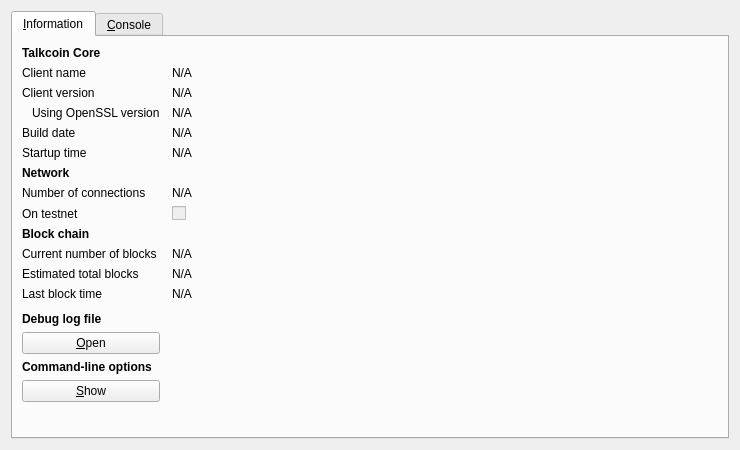
First picture: the form in src/qt/forms/rpcconsole.ui, repository talkcoin/talkcoin-wallet, before the edit.
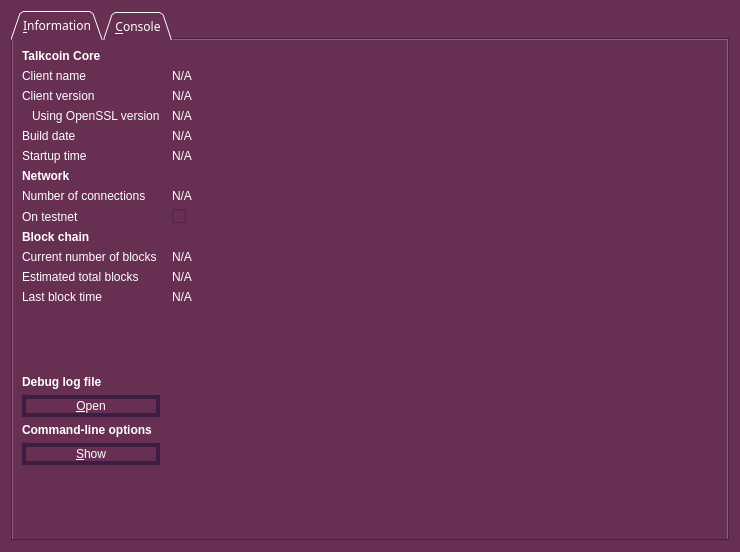
Second picture: the form after the edit. Icons and pictures are not drawn.

Diff of the .ui file:
```diff
--- a/src/qt/forms/rpcconsole.ui
+++ b/src/qt/forms/rpcconsole.ui
@@ -7,19 +7,302 @@
     <x>0</x>
     <y>0</y>
     <width>740</width>
-    <height>450</height>
+    <height>552</height>
    </rect>
   </property>
+  <property name="font">
+   <font>
+    <family>Gill Sans MT</family>
+    <pointsize>11</pointsize>
+   </font>
+  </property>
   <property name="windowTitle">
    <string>Talkcoin - Debug window</string>
   </property>
+  <property name="styleSheet">
+   <string notr="true">background-color: rgb(103,47,82);
+
+
+color: rgb(255, 255, 255);
+
+selection-background-color:QLinearGradient(x1: 0.8, y1: 0, x2: 1, y2: 0, 
+stop: 0 rgb(88,0,118), stop: 1 rgb(41,0,100));</string>
+  </property>
   <layout class="QVBoxLayout" name="verticalLayout_2">
    <item>
     <widget class="QTabWidget" name="tabWidget">
+     <property name="font">
+      <font>
+       <family>Gill Sans MT</family>
+       <pointsize>9</pointsize>
+      </font>
+     </property>
+     <property name="autoFillBackground">
+      <bool>false</bool>
+     </property>
+     <property name="styleSheet">
+      <string notr="true"/>
+     </property>
+     <property name="tabShape">
+      <enum>QTabWidget::Triangular</enum>
+     </property>
      <property name="currentIndex">
       <number>0</number>
      </property>
+     <property name="elideMode">
+      <enum>Qt::ElideNone</enum>
+     </property>
+     <property name="usesScrollButtons">
+      <bool>true</bool>
+     </property>
+     <property name="documentMode">
+      <bool>false</bool>
+     </property>
+     <property name="tabsClosable">
+      <bool>false</bool>
+     </property>
+     <property name="movable">
+      <bool>false</bool>
+     </property>
      <widget class="QWidget" name="tab_info">
+      <property name="palette">
+       <palette>
+        <active>
+         <colorrole role="WindowText">
+          <brush brushstyle="SolidPattern">
+           <color alpha="255">
+            <red>255</red>
+            <green>255</green>
+            <blue>255</blue>
+           </color>
+          </brush>
+         </colorrole>
+         <colorrole role="Button">
+          <brush brushstyle="SolidPattern">
+           <color alpha="255">
+            <red>103</red>
+            <green>47</green>
+            <blue>82</blue>
+           </color>
+          </brush>
+         </colorrole>
+         <colorrole role="Text">
+          <brush brushstyle="SolidPattern">
+           <color alpha="255">
+            <red>255</red>
+            <green>255</green>
+            <blue>255</blue>
+           </color>
+          </brush>
+         </colorrole>
+         <colorrole role="ButtonText">
+          <brush brushstyle="SolidPattern">
+           <color alpha="255">
+            <red>255</red>
+            <green>255</green>
+            <blue>255</blue>
+           </color>
+          </brush>
+         </colorrole>
+         <colorrole role="Base">
+          <brush brushstyle="SolidPattern">
+           <color alpha="255">
+            <red>103</red>
+            <green>47</green>
+            <blue>82</blue>
+           </color>
+          </brush>
+         </colorrole>
+         <colorrole role="Window">
+          <brush brushstyle="SolidPattern">
+           <color alpha="255">
+            <red>103</red>
+            <green>47</green>
+            <blue>82</blue>
+           </color>
+          </brush>
+         </colorrole>
+         <colorrole role="Highlight">
+          <brush brushstyle="LinearGradientPattern">
+           <gradient startx="0.800000000000000" starty="0.000000000000000" endx="1.000000000000000" endy="0.000000000000000" type="LinearGradient" spread="PadSpread" coordinatemode="ObjectBoundingMode">
+            <gradientstop position="0.000000000000000">
+             <color alpha="255">
+              <red>88</red>
+              <green>0</green>
+              <blue>118</blue>
+             </color>
+            </gradientstop>
+            <gradientstop position="1.000000000000000">
+             <color alpha="255">
+              <red>41</red>
+              <green>0</green>
+              <blue>100</blue>
+             </color>
+            </gradientstop>
+           </gradient>
+          </brush>
+         </colorrole>
+        </active>
+        <inactive>
+         <colorrole role="WindowText">
+          <brush brushstyle="SolidPattern">
+           <color alpha="255">
+            <red>255</red>
+            <green>255</green>
+            <blue>255</blue>
+           </color>
+          </brush>
+         </colorrole>
+         <colorrole role="Button">
+          <brush brushstyle="SolidPattern">
+           <color alpha="255">
+            <red>103</red>
+            <green>47</green>
+            <blue>82</blue>
+           </color>
+          </brush>
+         </colorrole>
+         <colorrole role="Text">
+          <brush brushstyle="SolidPattern">
+           <color alpha="255">
+            <red>255</red>
+            <green>255</green>
+            <blue>255</blue>
+           </color>
+          </brush>
+         </colorrole>
+         <colorrole role="ButtonText">
+          <brush brushstyle="SolidPattern">
+           <color alpha="255">
+            <red>255</red>
+            <green>255</green>
+            <blue>255</blue>
+           </color>
+          </brush>
+         </colorrole>
+         <colorrole role="Base">
+          <brush brushstyle="SolidPattern">
+           <color alpha="255">
+            <red>103</red>
+            <green>47</green>
+            <blue>82</blue>
+           </color>
+          </brush>
+         </colorrole>
+         <colorrole role="Window">
+          <brush brushstyle="SolidPattern">
+           <color alpha="255">
+            <red>103</red>
+            <green>47</green>
+            <blue>82</blue>
+           </color>
+          </brush>
+         </colorrole>
+         <colorrole role="Highlight">
+          <brush brushstyle="LinearGradientPattern">
+           <gradient startx="0.800000000000000" starty="0.000000000000000" endx="1.000000000000000" endy="0.000000000000000" type="LinearGradient" spread="PadSpread" coordinatemode="ObjectBoundingMode">
+            <gradientstop position="0.000000000000000">
+             <color alpha="255">
+              <red>88</red>
+              <green>0</green>
+              <blue>118</blue>
+             </color>
+            </gradientstop>
+            <gradientstop position="1.000000000000000">
+             <color alpha="255">
+              <red>41</red>
+              <green>0</green>
+              <blue>100</blue>
+             </color>
+            </gradientstop>
+           </gradient>
+          </brush>
+         </colorrole>
+        </inactive>
+        <disabled>
+         <colorrole role="WindowText">
+          <brush brushstyle="SolidPattern">
+           <color alpha="255">
+            <red>255</red>
+            <green>255</green>
+            <blue>255</blue>
+           </color>
+          </brush>
+         </colorrole>
+         <colorrole role="Button">
+          <brush brushstyle="SolidPattern">
+           <color alpha="255">
+            <red>103</red>
+            <green>47</green>
+            <blue>82</blue>
+           </color>
+          </brush>
+         </colorrole>
+         <colorrole role="Text">
+          <brush brushstyle="SolidPattern">
+           <color alpha="255">
+            <red>255</red>
+            <green>255</green>
+            <blue>255</blue>
+           </color>
+          </brush>
+         </colorrole>
+         <colorrole role="ButtonText">
+          <brush brushstyle="SolidPattern">
+           <color alpha="255">
+            <red>255</red>
+            <green>255</green>
+            <blue>255</blue>
+           </color>
+          </brush>
+         </colorrole>
+         <colorrole role="Base">
+          <brush brushstyle="SolidPattern">
+           <color alpha="255">
+            <red>103</red>
+            <green>47</green>
+            <blue>82</blue>
+           </color>
+          </brush>
+         </colorrole>
+         <colorrole role="Window">
+          <brush brushstyle="SolidPattern">
+           <color alpha="255">
+            <red>103</red>
+            <green>47</green>
+            <blue>82</blue>
+           </color>
+          </brush>
+         </colorrole>
+         <colorrole role="Highlight">
+          <brush brushstyle="LinearGradientPattern">
+           <gradient startx="0.800000000000000" starty="0.000000000000000" endx="1.000000000000000" endy="0.000000000000000" type="LinearGradient" spread="PadSpread" coordinatemode="ObjectBoundingMode">
+            <gradientstop position="0.000000000000000">
+             <color alpha="255">
+              <red>88</red>
+              <green>0</green>
+              <blue>118</blue>
+             </color>
+            </gradientstop>
+            <gradientstop position="1.000000000000000">
+             <color alpha="255">
+              <red>41</red>
+              <green>0</green>
+              <blue>100</blue>
+             </color>
+            </gradientstop>
+           </gradient>
+          </brush>
+         </colorrole>
+        </disabled>
+       </palette>
+      </property>
+      <property name="focusPolicy">
+       <enum>Qt::NoFocus</enum>
+      </property>
+      <property name="styleSheet">
+       <string notr="true"/>
+      </property>
       <attribute name="title">
        <string>&amp;Information</string>
       </attribute>
@@ -324,6 +607,23 @@
          <property name="toolTip">
           <string>Open the Talkcoin debug log file from the current data directory. This can take a few seconds for large log files.</string>
          </property>
+         <property name="styleSheet">
+          <string notr="true">QPushButton{
+border: 4px solid;
+border-radius: 13px;
+border-color: rgb(62,29,67);}
+
+
+QToolTip {
+     color: white;
+     font-size:9pt;font-family:'Gill Sans MT';
+     border: 4px solid ;
+     border-radius: 13px;
+     opacity: 700;
+     border-color: rgb(89,38,68);
+     background-color: rgb(62,29,67);
+ }</string>
+         </property>
          <property name="text">
           <string>&amp;Open</string>
          </property>
@@ -350,6 +650,22 @@
          <property name="toolTip">
           <string>Show the Talkcoin-Qt help message to get a list with possible Talkcoin command-line options.</string>
          </property>
+         <property name="styleSheet">
+          <string notr="true">QPushButton{
+border: 4px solid;
+border-radius: 13px;
+border-color: rgb(62,29,67);}
+
+QToolTip {
+     color: white;
+     font-size:9pt;font-family:'Gill Sans MT';
+     border: 4px solid ;
+     border-radius: 13px;
+     opacity: 700;
+     border-color: rgb(89,38,68);
+     background-color: rgb(62,29,67);
+ }</string>
+         </property>
          <property name="text">
           <string>&amp;Show</string>
          </property>
```
Left out of the diff: 46 changed lines with no effect on the pictures.
